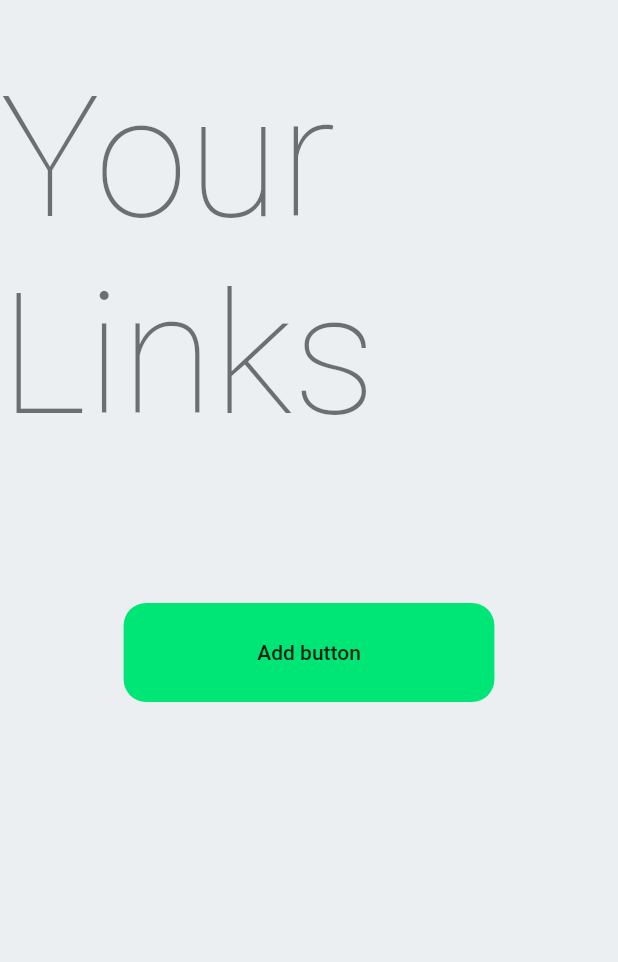
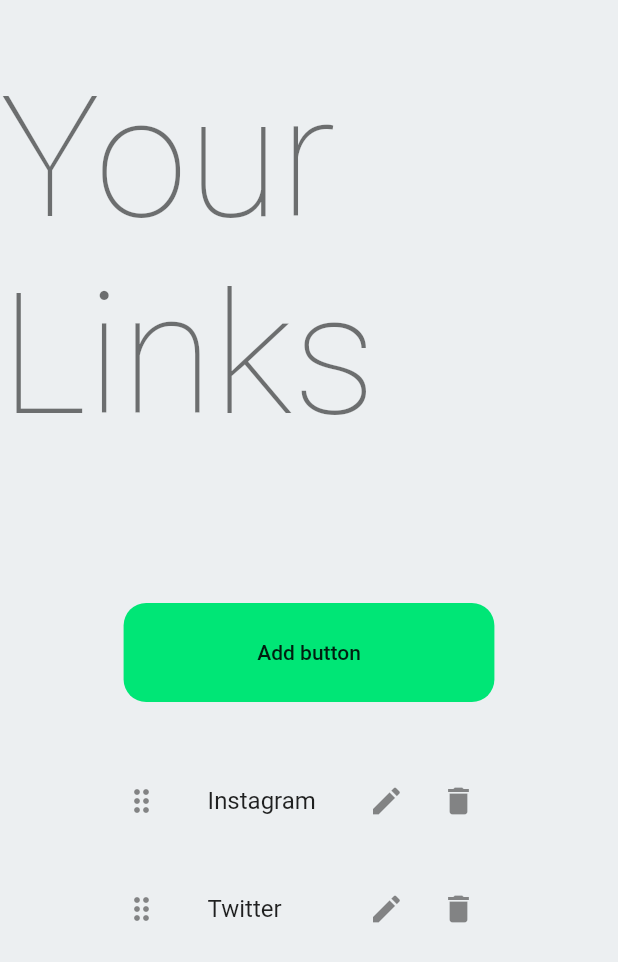
Before and after one commit to NaokiDohi/flutter_lp, a Flutter app: the ButtonSettingsSection widget shown alone on an empty page, opened directly, on a phone screen of 412 x 824 dp. Shown: the top 962 px of the screen. Run offline on Flutter 3.47's test engine with Material 2 defaults, Android fonts, the phone set to English and light mode, and no system bars; network calls fail.

Commit message:
Reordable List View

```diff
--- a/lib/settings_page/button_settings_section.dart
+++ b/lib/settings_page/button_settings_section.dart
@@ -1,4 +1,5 @@
 import 'package:flutter/material.dart';
+import 'package:flutter_lp/constant.dart';
 
 class ButtonSettingsSection extends StatelessWidget {
   const ButtonSettingsSection({
@@ -32,7 +33,37 @@ class ButtonSettingsSection extends StatelessWidget {
                       borderRadius: BorderRadius.circular(15),
                     ),
                   ),
-                )
+                ),
+                SizedBox(height: 30),
+                SizedBox(
+                  width: constraints.maxWidth * 0.6,
+                  height: constraints.maxHeight * 0.5,
+                  child: ReorderableListView(
+                    children: [
+                      for (var document in documents)
+                        ListTile(
+                          contentPadding: EdgeInsets.symmetric(vertical: 8),
+                          title: Text(document.title),
+                          key: Key(document.title),
+                          leading: Icon(Icons.drag_indicator),
+                          trailing: Row(
+                            mainAxisSize: MainAxisSize.min,
+                            children: [
+                              IconButton(
+                                onPressed: () {},
+                                icon: Icon(Icons.edit),
+                              ),
+                              IconButton(
+                                onPressed: () {},
+                                icon: Icon(Icons.delete),
+                              ),
+                            ],
+                          ),
+                        ),
+                    ],
+                    onReorder: (oldIndex, newIndex) {},
+                  ),
+                ),
               ],
             ),
           );
```
